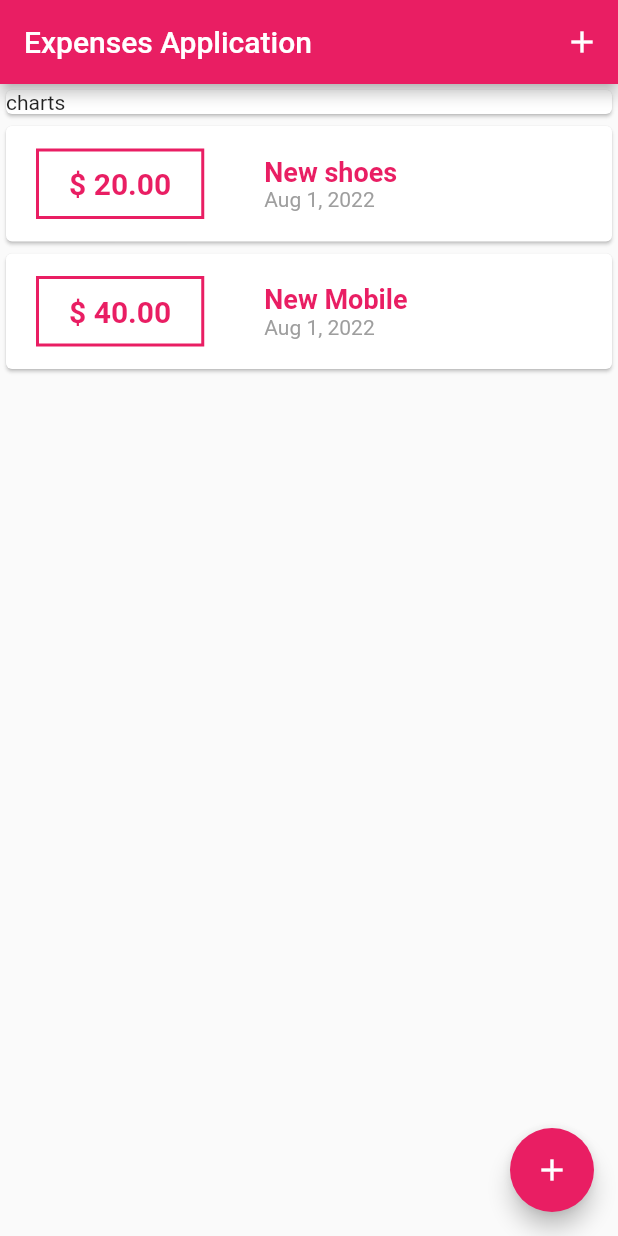
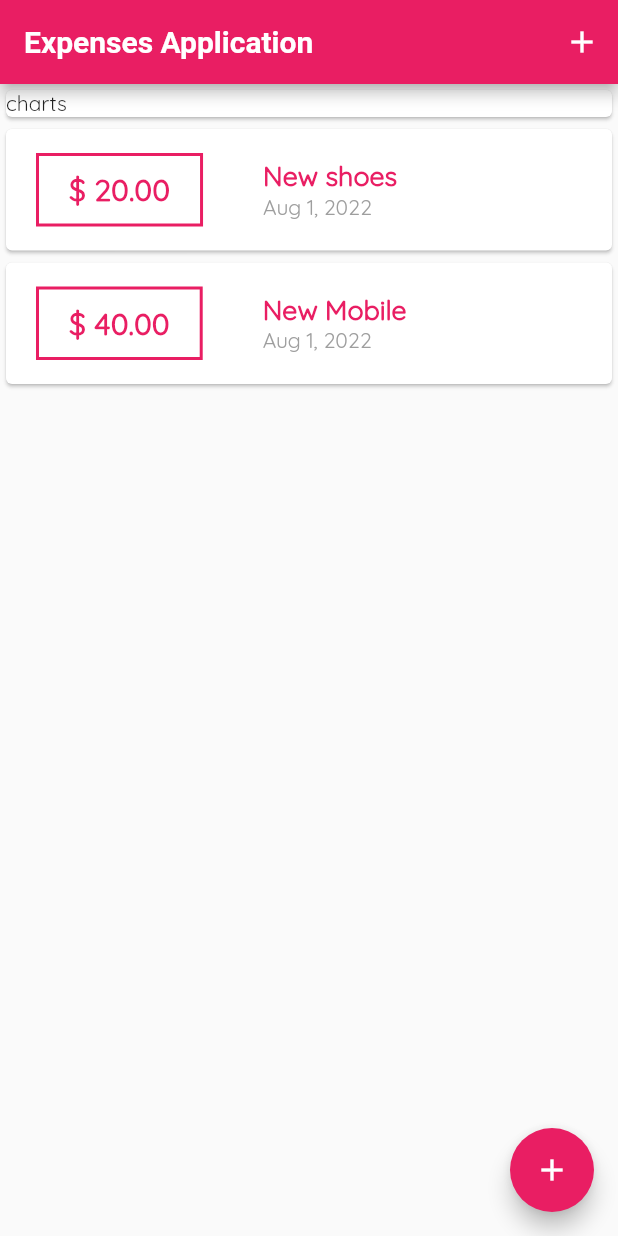
Before and after one commit to salmayaser/ExpenseTrackerFlutter, a Flutter app: the screen it shows after launch, on a phone screen of 412 x 824 dp. Run offline on Flutter 3.47's test engine with Material 2 defaults, Android fonts, the phone set to English and light mode, and no system bars.

Commit message:
Adding theme

```diff
--- a/lib/main.dart
+++ b/lib/main.dart
@@ -16,8 +16,9 @@ class MyApp extends StatelessWidget {
       home: MyHomePage(),
       title: "FLUTTER APP",
       theme: ThemeData(
-        primarySwatch: Colors.pink,
-      ),
+          primarySwatch: Colors.pink,
+          fontFamily: 'Quicksand',
+          appBarTheme: AppBarTheme(titleTextStyle: TextStyle(fontWeight: FontWeight.bold, fontSize: 20))),
     );
   }
 }
```
Also changed, not shown: pubspec.yaml (+7 -6 lines), assets/fonts/OpenSans-Bold.ttf (added), assets/fonts/OpenSans-Regular.ttf (added), assets/fonts/Quicksand-Bold.ttf (added), assets/fonts/Quicksand-Light.ttf (added), assets/fonts/Quicksand-Medium.ttf (added), assets/fonts/Quicksand-Regular.ttf (added).
